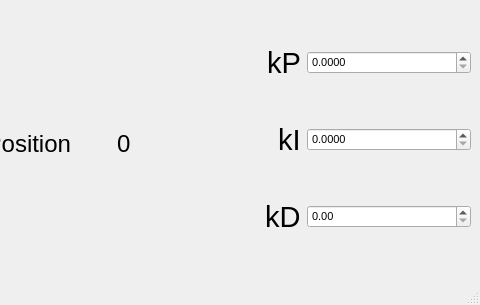
Before: the Qt Designer form src/qudi/gui/LAC_PID/ui_LAC_PID_gui.ui in trezitorul/qudi-Purdue-modules, drawn with Qt 5; both pictures show x 400 to 880 and y 0 to 305 of the 880 by 305 pixel window.
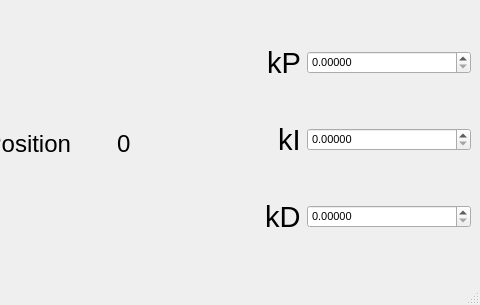
After: the same form once the commit is applied. Icons and pictures are not drawn.

Commit message: Fixed minor bug to allow for smaller values of D.

```diff
--- a/src/qudi/gui/LAC_PID/ui_LAC_PID_gui.ui
+++ b/src/qudi/gui/LAC_PID/ui_LAC_PID_gui.ui
@@ -200,7 +200,7 @@
            </font>
           </property>
           <property name="decimals">
-           <number>4</number>
+           <number>5</number>
           </property>
          </widget>
         </item>
@@ -228,7 +228,7 @@
            </font>
           </property>
           <property name="decimals">
-           <number>4</number>
+           <number>5</number>
           </property>
          </widget>
         </item>
@@ -255,6 +255,9 @@
             <pointsize>8</pointsize>
            </font>
           </property>
+          <property name="decimals">
+           <number>5</number>
+          </property>
          </widget>
         </item>
        </layout>
```
